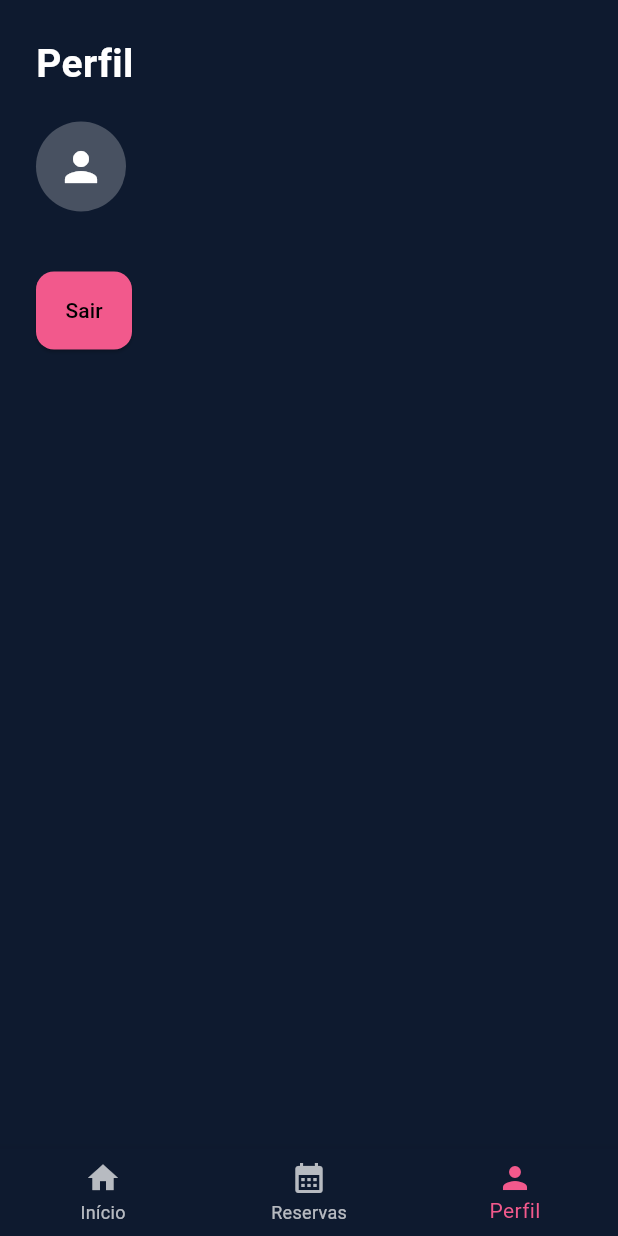
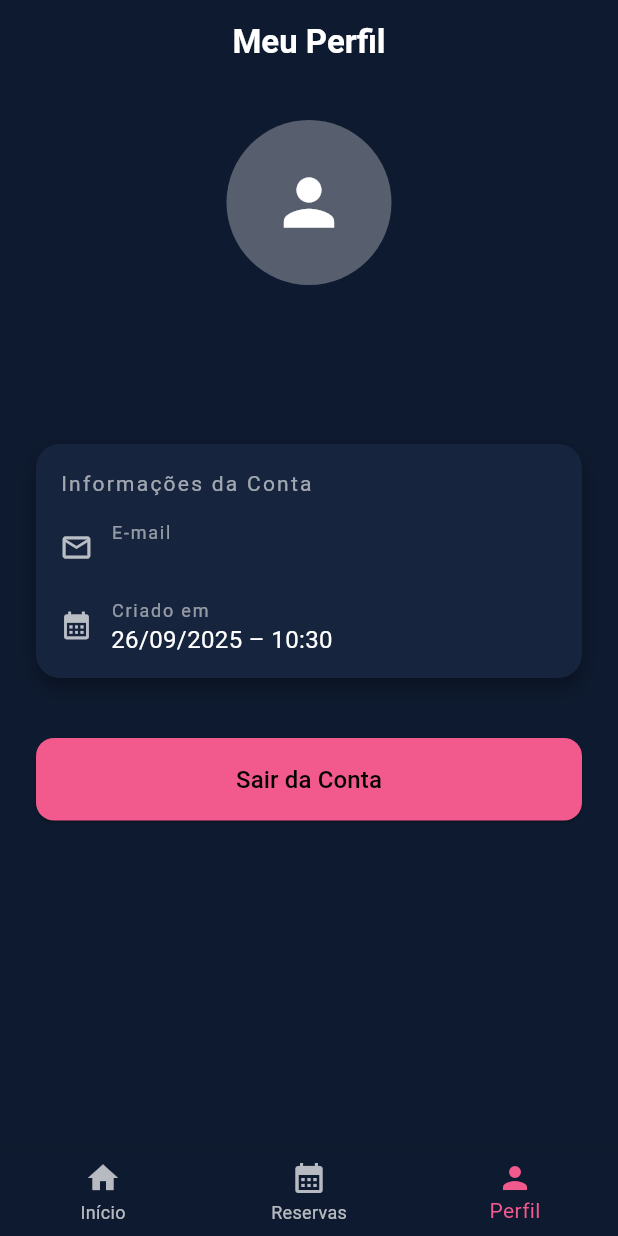
Before and after one commit to GustavoLopes2/Arena-Now, a Flutter app: the screen it shows once a user with an empty profile is signed in, item 3 of the bottom bar chosen, on a phone screen of 412 x 824 dp. Run offline on Flutter 3.47's test engine with Material 3 defaults, Android fonts, the phone set to English and light mode, and no system bars; our stand-ins replace cloud_firestore, firebase_auth, firebase_core, firebase_storage, flutter_speed_dial, image_picker; accounts and stored records are empty.

Commit message:
feat: Implement image upload functionality and enhance user profile and registration pages

```diff
--- a/lib/modules/user/view/user_profile_page.dart
+++ b/lib/modules/user/view/user_profile_page.dart
@@ -1,5 +1,6 @@
 import 'package:firebase_auth/firebase_auth.dart';
 import 'package:flutter/material.dart';
+import 'package:intl/intl.dart';
 
 class UserProfilePage extends StatelessWidget {
   const UserProfilePage({super.key});
@@ -10,61 +11,134 @@ class UserProfilePage extends StatelessWidget {
 
     return Scaffold(
       backgroundColor: const Color(0xFF0E1A2F),
-      body: SafeArea(
-        child: Padding(
-          padding: const EdgeInsets.all(24),
-          child: Column(
-            crossAxisAlignment: CrossAxisAlignment.start,
-            children: [
-              const Text(
-                "Perfil",
-                style: TextStyle(
-                  color: Colors.white,
-                  fontSize: 26,
-                  fontWeight: FontWeight.bold,
-                ),
+      appBar: AppBar(
+        backgroundColor: const Color(0xFF0E1A2F),
+        elevation: 0,
+        title: const Text(
+          "Meu Perfil",
+          style: TextStyle(color: Colors.white, fontWeight: FontWeight.bold),
+        ),
+        centerTitle: true,
+      ),
+      body: SingleChildScrollView(
+        padding: const EdgeInsets.all(24),
+        child: Column(
+          crossAxisAlignment: CrossAxisAlignment.center,
+          children: [
+            CircleAvatar(
+              radius: 55,
+              backgroundColor: Colors.white30,
+              backgroundImage:
+                  user?.photoURL != null ? NetworkImage(user!.photoURL!) : null,
+              child: user?.photoURL == null
+                  ? const Icon(Icons.person, color: Colors.white, size: 50)
+                  : null,
+            ),
+            const SizedBox(height: 16),
+            Text(
+              user?.displayName ?? "Usuário",
+              style: const TextStyle(
+                color: Colors.white,
+                fontSize: 22,
+                fontWeight: FontWeight.bold,
               ),
-              const SizedBox(height: 20),
-              if (user != null)
-                Row(
-                  children: [
-                    const CircleAvatar(
-                      radius: 30,
-                      backgroundColor: Colors.white24,
-                      child: Icon(Icons.person, color: Colors.white, size: 32),
+            ),
+            const SizedBox(height: 6),
+            Text(
+              user?.email ?? "",
+              style: const TextStyle(
+                color: Colors.white70,
+                fontSize: 16,
+              ),
+            ),
+            const SizedBox(height: 30),
+            Container(
+              width: double.infinity,
+              padding: const EdgeInsets.all(16),
+              decoration: BoxDecoration(
+                color: const Color(0xFF16243D),
+                borderRadius: BorderRadius.circular(16),
+                boxShadow: [
+                  BoxShadow(
+                    color: Colors.black.withOpacity(0.30),
+                    blurRadius: 10,
+                    offset: const Offset(0, 6),
+                  ),
+                ],
+              ),
+              child: Column(
+                crossAxisAlignment: CrossAxisAlignment.start,
+                children: [
+                  const Text(
+                    "Informações da Conta",
+                    style: TextStyle(
+                      color: Colors.white60,
+                      fontSize: 14,
+                      letterSpacing: 1.5,
                     ),
-                    const SizedBox(width: 16),
-                    Expanded(
-                      child: Text(
-                        user.displayName ?? "Usuário",
-                        style: const TextStyle(
-                          color: Colors.white,
-                          fontSize: 18,
-                        ),
-                      ),
-                    ),
-                  ],
-                ),
-              const SizedBox(height: 40),
-              ElevatedButton(
+                  ),
+                  const SizedBox(height: 14),
+                  _infoRow(Icons.email_outlined, "E-mail", user?.email ?? "--"),
+                  const SizedBox(height: 14),
+                  _infoRow(
+                      Icons.calendar_month,
+                      "Criado em",
+                      user?.metadata.creationTime != null
+                          ? DateFormat('dd/MM/yyyy – HH:mm').format(
+                              user!.metadata.creationTime!,
+                            )
+                          : "--"),
+                ],
+              ),
+            ),
+            const SizedBox(height: 40),
+            SizedBox(
+              width: double.infinity,
+              child: ElevatedButton(
                 onPressed: () async {
                   await FirebaseAuth.instance.signOut();
                   Navigator.pushNamedAndRemoveUntil(
-                    context,
-                    '/login',
-                    (_) => false,
-                  );
+                      context, '/login', (_) => false);
                 },
                 style: ElevatedButton.styleFrom(
                   backgroundColor: const Color(0xFFF2598C),
                   padding: const EdgeInsets.symmetric(vertical: 16),
+                  shape: RoundedRectangleBorder(
+                    borderRadius: BorderRadius.circular(12),
+                  ),
                 ),
-                child: const Text("Sair"),
+                child: const Text(
+                  "Sair da Conta",
+                  style: TextStyle(fontSize: 16),
+                ),
               ),
-            ],
-          ),
+            ),
+          ],
         ),
       ),
     );
   }
+
+  Widget _infoRow(IconData icon, String label, String value) {
+    return Row(
+      children: [
+        Icon(icon, color: Colors.white70, size: 22),
+        const SizedBox(width: 12),
+        Expanded(
+          child: Column(
+            crossAxisAlignment: CrossAxisAlignment.start,
+            children: [
+              Text(label,
+                  style: const TextStyle(
+                      color: Colors.white54, fontSize: 12, letterSpacing: 1.2)),
+              const SizedBox(height: 2),
+              Text(value,
+                  style: const TextStyle(
+                      color: Colors.white, fontSize: 16, height: 1.2)),
+            ],
+          ),
+        ),
+      ],
+    );
+  }
 }
--- a/pubspec.yaml
+++ b/pubspec.yaml
@@ -40,6 +40,8 @@ dependencies:
   # The following adds the Cupertino Icons font to your application.
   # Use with the CupertinoIcons class for iOS style icons.
   cupertino_icons: ^1.0.6
+  image_picker: ^1.1.2
+  firebase_storage: ^11.7.7
 
 dev_dependencies:
   flutter_test:
```
Also changed, not shown: cors.json (added, +7 -0 lines), lib/modules/admin/register/register_estabelecimento_page.dart (+79 -23 lines), lib/modules/admin/register/register_quadra_page.dart (+48 -23 lines), lib/services/quadra_service.dart (+17 -0 lines), lib/services/upload_service.dart (added, +31 -0 lines), pubspec.lock, 6 other files.
